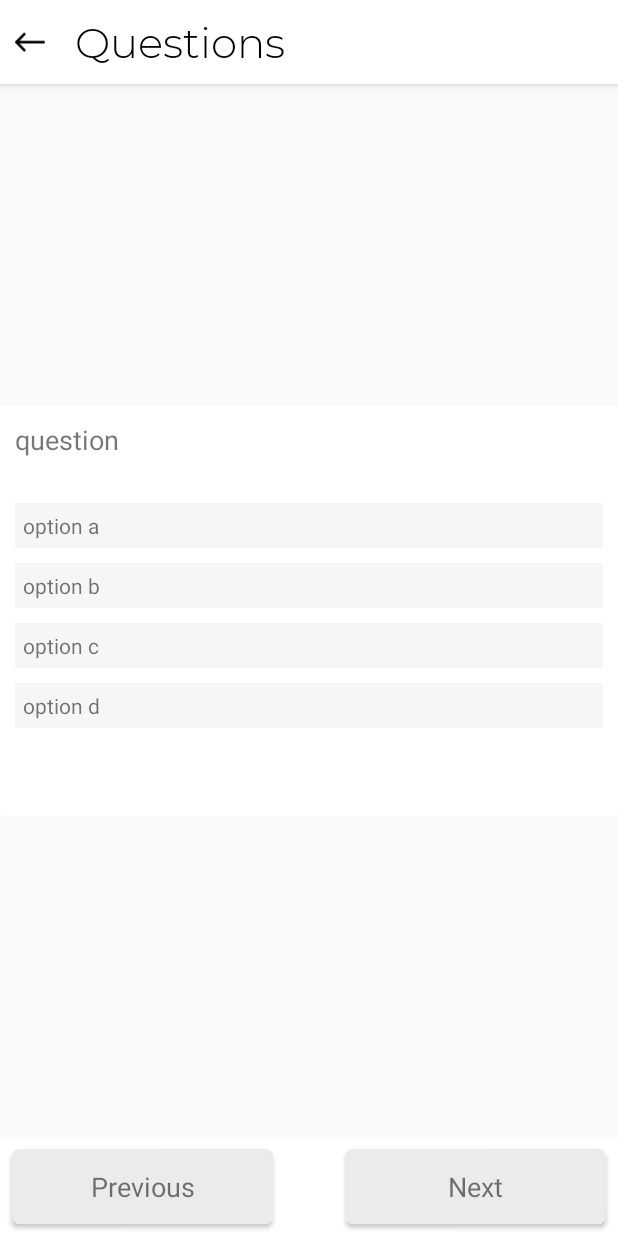
After one commit to dux134/VNV, an Android app: the layout activity_practice_quiz.xml on its own in the app's theme, with its tools: preview values and no code run, on a phone screen of 412 x 824 dp. The commit adds this screen. Run offline under Robolectric (Android 15) with nearby library versions, the light colour scheme and no system bars; network calls fail.

Commit message:
22 April 2019

```diff
--- a/app/src/main/AndroidManifest.xml
+++ b/app/src/main/AndroidManifest.xml
@@ -13,12 +13,12 @@
         android:roundIcon="@mipmap/ic_launcher_round"
         android:supportsRtl="true"
         android:theme="@style/AppTheme">
-        <activity android:name=".activitys.AnswerKey"></activity>
+        <activity android:name=".activitys.PracticeQuiz"></activity>
+        <activity android:name=".activitys.AnswerKey" />
         <activity android:name=".activitys.TestResult" />
         <activity android:name=".activitys.Test" />
         <activity android:name=".activitys.TestDescription" />
         <activity android:name=".activitys.Chapters" />
-        <activity android:name=".activitys.Questions" />
         <activity android:name=".activitys.Content" />
         <activity android:name=".activitys.Dashboard" />
 
--- a/app/src/main/java/in/book/vnv/activitys/Chapters.java
+++ b/app/src/main/java/in/book/vnv/activitys/Chapters.java
@@ -61,8 +61,8 @@ public class Chapters extends AppCompatActivity {
         adapter = new ChaptersAdapter(list, Chapters.this, new ChaptersAdapter.RecyclerItemListener() {
             @Override
             public void onClick(View view, int adapterPosition) {
-                Questions.exerciseNo = adapterPosition+1+"";
-                startActivity(new Intent(Chapters.this,Questions.class));
+                PracticeQuiz.exerciseNo = adapterPosition+1+"";
+                startActivity(new Intent(Chapters.this,PracticeQuiz.class));
             }
         });
         recyclerView.setAdapter(adapter);
--- a/app/src/main/java/in/book/vnv/activitys/Questions.java
+++ b/app/src/main/java/in/book/vnv/activitys/PracticeQuiz.java
@@ -5,10 +5,6 @@ import android.content.Context;
 import android.content.res.AssetManager;
 import android.support.v7.app.AppCompatActivity;
 import android.os.Bundle;
-import android.support.v7.widget.DefaultItemAnimator;
-import android.support.v7.widget.LinearLayoutManager;
-import android.support.v7.widget.RecyclerView;
-import android.util.Log;
 
 import org.json.JSONArray;
 import org.json.JSONException;
@@ -17,17 +13,13 @@ import org.json.JSONObject;
 import java.io.IOException;
 import java.io.InputStream;
 import java.util.ArrayList;
-import java.util.HashMap;
-import java.util.Map;
 
 import in.book.vnv.R;
-import in.book.vnv.adapters.QuestionAdapter;
 import in.book.vnv.entity.QuestionDataModel;
 
-public class Questions extends AppCompatActivity {
+public class PracticeQuiz extends AppCompatActivity {
     private ArrayList<QuestionDataModel> list = new ArrayList<>();
-    private RecyclerView recyclerView;
-    private RecyclerView.Adapter adapter;
+
     private ProgressDialog progressDialog;
     public static String isSolved = "false";
     public static String exerciseNo = "1";
@@ -36,23 +28,7 @@ public class Questions extends AppCompatActivity {
     @Override
     protected void onCreate(Bundle savedInstanceState) {
         super.onCreate(savedInstanceState);
-        setContentView(R.layout.activity_questions);
-
-        progressDialog = new ProgressDialog(Questions.this);
-        progressDialog.setMessage("Loading...");
-        progressDialog.setCancelable(false);
-        progressDialog.show();
-        recyclerView = findViewById(R.id.chaper_recycler);
-        recyclerView.setLayoutManager(new LinearLayoutManager(this, LinearLayoutManager.VERTICAL, false));
-        adapter = new QuestionAdapter(list, Questions.this, new QuestionAdapter.RecyclerItemListener() {
-        });
-        recyclerView.setAdapter(adapter);
-        recyclerView.setItemAnimator(new DefaultItemAnimator());
-        try {
-            loadQuestion();
-        } catch (JSONException | IOException e) {
-            e.printStackTrace();
-        }
+        setContentView(R.layout.activity_practice_quiz);
     }
 
     public String AssetJSONFile (String filename, Context context) throws IOException {
@@ -70,9 +46,8 @@ public class Questions extends AppCompatActivity {
         JSONArray object = new JSONObject(string).getJSONArray(exerciseNo);
         for(int i=0;i< object.length();i++) {
             JSONObject ob = (JSONObject) object.getJSONObject(i);
-            list.add(new QuestionDataModel(ob.getString("question"),ob.getString("a"),ob.getString("b"),ob.getString("c"),ob.getString("d"),ob.getString("ans")));
+            list.add(new QuestionDataModel(ob.getString("question"), ob.getString("a"), ob.getString("b"), ob.getString("c"), ob.getString("d"), ob.getString("ans")));
         }
-        adapter.notifyDataSetChanged();
         progressDialog.dismiss();
     }
 }
--- a/app/src/main/java/in/book/vnv/adapters/QuestionAdapter.java
+++ b/app/src/main/java/in/book/vnv/adapters/QuestionAdapter.java
@@ -57,17 +57,22 @@ public class QuestionAdapter extends RecyclerView.Adapter<QuestionAdapter.Questi
         private TextView optionB;
         private TextView optionC;
         private TextView optionD;
-        private RecyclerItemListener listener;
-        public QuestionViewHolder(View itemView, RecyclerItemListener listener) {
+        private RecyclerItemListener listener1;
+        public QuestionViewHolder(View itemView, final RecyclerItemListener listener) {
             super(itemView);
             question = itemView.findViewById(R.id.question);
             optionA = itemView.findViewById(R.id.optionA);
             optionB = itemView.findViewById(R.id.optionB);
             optionC = itemView.findViewById(R.id.optionC);
             optionD = itemView.findViewById(R.id.optionD);
-            this.listener = listener;
+            this.listener1 = listener;
 
-
+            itemView.setOnClickListener(new View.OnClickListener() {
+                @Override
+                public void onClick(View view) {
+                    listener1.onClick(view,getAdapterPosition());
+                }
+            });
         }
     }
 }
--- /dev/null
+++ b/app/src/main/res/layout/activity_practice_quiz.xml
@@ -0,0 +1,276 @@
+<?xml version="1.0" encoding="utf-8"?>
+<android.support.constraint.ConstraintLayout xmlns:android="http://schemas.android.com/apk/res/android"
+    xmlns:app="http://schemas.android.com/apk/res-auto"
+    xmlns:tools="http://schemas.android.com/tools"
+    android:layout_width="match_parent"
+    android:layout_height="match_parent"
+    xmlns:ads="http://schemas.android.com/apk/res-auto"
+    tools:context=".activitys.PracticeQuiz">
+
+    <android.support.design.widget.AppBarLayout
+        android:id="@+id/appBarLayout"
+        android:layout_width="match_parent"
+        android:layout_height="wrap_content"
+        android:theme="@style/AppTheme.AppBarOverlay"
+        app:layout_constraintEnd_toEndOf="parent"
+        app:layout_constraintStart_toStartOf="parent"
+        app:layout_constraintTop_toTopOf="parent">
+
+        <android.support.v7.widget.Toolbar xmlns:android="http://schemas.android.com/apk/res/android"
+            xmlns:app="http://schemas.android.com/apk/res-auto"
+            android:layout_width="match_parent"
+            android:layout_height="wrap_content"
+            android:background="@color/colorWhite"
+            app:contentInsetEnd="0dp"
+            app:contentInsetLeft="0dp"
+            app:contentInsetRight="0dp"
+            app:contentInsetStart="0dp">
+
+
+            <ImageView
+                android:id="@+id/back_button"
+                android:layout_width="wrap_content"
+                android:layout_height="wrap_content"
+                android:layout_marginLeft="10dp"
+                android:src="@drawable/ic_left_arrow" />
+
+            <customfonts.MyTextView_Montserrat_Light
+                android:id="@+id/title"
+                android:layout_width="wrap_content"
+                android:layout_height="wrap_content"
+                android:layout_marginLeft="20dp"
+                android:text="Questions"
+                android:textColor="@color/colorBlack"
+                android:textSize="28sp" />
+
+        </android.support.v7.widget.Toolbar>
+
+    </android.support.design.widget.AppBarLayout>
+
+    <com.google.android.gms.ads.AdView
+        android:id="@+id/adView2"
+        android:layout_width="0dp"
+        android:layout_height="wrap_content"
+        ads:adSize="BANNER"
+        ads:adUnitId="ca-app-pub-3940256099942544/6300978111"
+        app:layout_constraintEnd_toEndOf="parent"
+        app:layout_constraintStart_toStartOf="parent"
+        app:layout_constraintTop_toBottomOf="@+id/appBarLayout" />
+
+    <android.support.v7.widget.CardView
+        android:layout_width="0dp"
+        android:layout_height="wrap_content"
+        android:layout_marginTop="8dp"
+        android:layout_marginBottom="8dp"
+        ads:cardElevation="0dp"
+        ads:layout_constraintEnd_toEndOf="parent"
+        ads:layout_constraintStart_toStartOf="parent"
+        app:layout_constraintBottom_toTopOf="@+id/constraintLayout"
+        app:layout_constraintTop_toBottomOf="@+id/adView2">
+
+        <LinearLayout
+            android:layout_width="match_parent"
+            android:layout_height="match_parent"
+            android:orientation="vertical">
+
+            <TextView
+                android:id="@+id/practice_test_question"
+                android:layout_width="match_parent"
+                android:layout_height="wrap_content"
+                android:layout_marginLeft="10dp"
+                android:layout_marginTop="10dp"
+                android:layout_marginRight="10dp"
+                android:layout_marginBottom="20dp"
+                android:text="question"
+                android:textAlignment="textStart"
+                android:textSize="18sp" />
+
+            <LinearLayout
+                android:id="@+id/imageView2"
+                android:layout_width="match_parent"
+                android:layout_height="wrap_content"
+                android:layout_marginLeft="10dp"
+                android:layout_marginTop="10dp"
+                android:layout_marginRight="10dp"
+                android:background="@color/activity_bg"
+                android:orientation="vertical"
+                ads:srcCompat="@color/activity_bg">
+
+                <TextView
+                    android:id="@+id/practice_test_optionA"
+                    android:layout_width="match_parent"
+                    android:layout_height="wrap_content"
+                    android:layout_marginLeft="5dp"
+                    android:layout_marginTop="5dp"
+                    android:layout_marginRight="5dp"
+                    android:layout_marginBottom="5dp"
+                    android:text="option a" />
+            </LinearLayout>
+
+            <LinearLayout
+                android:id="@+id/imageView3"
+                android:layout_width="match_parent"
+                android:layout_height="wrap_content"
+                android:layout_marginLeft="10dp"
+                android:layout_marginTop="10dp"
+                android:layout_marginRight="10dp"
+                android:background="@color/activity_bg"
+                android:orientation="vertical"
+                ads:srcCompat="@color/activity_bg">
+
+                <TextView
+                    android:id="@+id/practice_test_optionB"
+                    android:layout_width="match_parent"
+                    android:layout_height="wrap_content"
+                    android:layout_marginLeft="5dp"
+                    android:layout_marginTop="5dp"
+                    android:layout_marginRight="5dp"
+                    android:layout_marginBottom="5dp"
+                    android:text="option b" />
+            </LinearLayout>
+
+            <LinearLayout
+                android:id="@+id/imageView4"
+                android:layout_width="match_parent"
+                android:layout_height="wrap_content"
+                android:layout_marginLeft="10dp"
+                android:layout_marginTop="10dp"
+                android:layout_marginRight="10dp"
+                android:background="@color/activity_bg"
+                android:orientation="vertical"
+                ads:srcCompat="@color/activity_bg">
+
+                <TextView
+                    android:id="@+id/practice_test_optionC"
+                    android:layout_width="match_parent"
+                    android:layout_height="wrap_content"
+                    android:layout_marginLeft="5dp"
+                    android:layout_marginTop="5dp"
+                    android:layout_marginRight="5dp"
+                    android:layout_marginBottom="5dp"
+                    android:text="option c" />
+            </LinearLayout>
+
+            <LinearLayout
+                android:id="@+id/imageView5"
+                android:layout_width="match_parent"
+                android:layout_height="wrap_content"
+                android:layout_marginLeft="10dp"
+                android:layout_marginTop="10dp"
+                android:layout_marginRight="10dp"
+                android:layout_marginBottom="10dp"
+                android:background="@color/activity_bg"
+                android:orientation="vertical"
+                ads:srcCompat="@color/activity_bg">
+
+                <TextView
+                    android:id="@+id/practice_test_optionD"
+                    android:layout_width="match_parent"
+                    android:layout_height="wrap_content"
+                    android:layout_marginLeft="5dp"
+                    android:layout_marginTop="5dp"
+                    android:layout_marginRight="5dp"
+                    android:layout_marginBottom="5dp"
+                    android:text="option d" />
+            </LinearLayout>
+
+            <LinearLayout
+                android:layout_width="match_parent"
+                android:layout_height="match_parent"
+                android:layout_marginLeft="10dp"
+                android:layout_marginRight="10dp"
+                android:layout_marginBottom="10dp"
+                android:orientation="vertical">
+
+                <TextView
+                    android:id="@+id/practice_question_answer"
+                    android:layout_width="match_parent"
+                    android:layout_height="wrap_content" />
+
+                <TextView
+                    android:id="@+id/practice_question_description"
+                    android:layout_width="match_parent"
+                    android:layout_height="wrap_content" />
+            </LinearLayout>
+
+        </LinearLayout>
+    </android.support.v7.widget.CardView>
+
+    <android.support.constraint.ConstraintLayout
+        android:id="@+id/constraintLayout"
+        android:layout_width="match_parent"
+        android:layout_height="wrap_content"
+        android:background="@color/cardview_light_background"
+        ads:layout_constraintBottom_toBottomOf="parent"
+        ads:layout_constraintEnd_toEndOf="parent"
+        ads:layout_constraintStart_toStartOf="parent">
+
+
+        <android.support.v7.widget.CardView
+            android:id="@+id/previous"
+            android:layout_width="0dp"
+            android:layout_height="50dp"
+            android:layout_marginStart="8dp"
+            android:layout_marginTop="8dp"
+            android:layout_marginEnd="24dp"
+            android:layout_marginBottom="8dp"
+            ads:cardBackgroundColor="@color/View_line"
+            ads:cardCornerRadius="5dp"
+            ads:layout_constraintEnd_toStartOf="@+id/next"
+            ads:layout_constraintStart_toStartOf="parent"
+            app:layout_constraintBottom_toBottomOf="parent"
+            app:layout_constraintHorizontal_chainStyle="spread_inside"
+            app:layout_constraintTop_toTopOf="parent">
+
+            <android.support.constraint.ConstraintLayout
+                android:layout_width="match_parent"
+                android:layout_height="match_parent">
+
+                <TextView
+                    android:id="@+id/textView3"
+                    android:layout_width="wrap_content"
+                    android:layout_height="wrap_content"
+                    android:text="Previous"
+                    android:textSize="18sp"
+                    ads:layout_constraintBottom_toBottomOf="parent"
+                    ads:layout_constraintEnd_toEndOf="parent"
+                    ads:layout_constraintStart_toStartOf="parent"
+                    ads:layout_constraintTop_toTopOf="parent" />
+            </android.support.constraint.ConstraintLayout>
+        </android.support.v7.widget.CardView>
+
+        <android.support.v7.widget.CardView
+            android:id="@+id/next"
+            android:layout_width="0dp"
+            android:layout_height="50dp"
+            android:layout_marginStart="24dp"
+            android:layout_marginTop="8dp"
+            android:layout_marginEnd="8dp"
+            android:layout_marginBottom="8dp"
+            ads:cardBackgroundColor="@color/View_line"
+            ads:cardCornerRadius="5dp"
+            ads:layout_constraintEnd_toEndOf="parent"
+            ads:layout_constraintStart_toEndOf="@+id/previous"
+            app:layout_constraintBottom_toBottomOf="parent"
+            app:layout_constraintTop_toTopOf="parent">
+
+            <android.support.constraint.ConstraintLayout
+                android:layout_width="match_parent"
+                android:layout_height="match_parent">
+
+                <TextView
+                    android:id="@+id/textView4"
+                    android:layout_width="wrap_content"
+                    android:layout_height="wrap_content"
+                    android:text="Next"
+                    android:textSize="18sp"
+                    ads:layout_constraintBottom_toBottomOf="parent"
+                    ads:layout_constraintEnd_toEndOf="parent"
+                    ads:layout_constraintStart_toStartOf="parent"
+                    ads:layout_constraintTop_toTopOf="parent" />
+            </android.support.constraint.ConstraintLayout>
+        </android.support.v7.widget.CardView>
+
+    </android.support.constraint.ConstraintLayout>
+
+</android.support.constraint.ConstraintLayout>
--- a/app/src/main/res/layout/activity_questions.xml
+++ /dev/null
@@ -1,58 +0,0 @@
-<?xml version="1.0" encoding="utf-8"?>
-<android.support.constraint.ConstraintLayout xmlns:android="http://schemas.android.com/apk/res/android"
-    xmlns:app="http://schemas.android.com/apk/res-auto"
-    xmlns:tools="http://schemas.android.com/tools"
-    android:layout_width="match_parent"
-    android:layout_height="match_parent"
-    android:background="@color/View_line"
-    tools:context=".activitys.Questions">
-
-    <android.support.design.widget.AppBarLayout
-        android:id="@+id/appBarLayout2"
-        android:layout_width="match_parent"
-        android:layout_height="wrap_content"
-        app:layout_constraintEnd_toEndOf="parent"
-        app:layout_constraintStart_toStartOf="parent"
-        app:layout_constraintTop_toTopOf="parent">
-
-        <android.support.v7.widget.Toolbar
-            android:layout_width="match_parent"
-            android:layout_height="wrap_content"
-            android:background="@color/colorWhite"
-            app:layout_constraintEnd_toEndOf="parent"
-            app:layout_constraintStart_toStartOf="parent"
-            app:layout_constraintTop_toTopOf="parent">
-
-
-            <ImageView
-                android:id="@+id/back_button"
-                android:layout_width="wrap_content"
-                android:layout_height="wrap_content"
-                android:layout_marginLeft="10dp"
-                android:src="@drawable/ic_left_arrow" />
-
-            <customfonts.MyTextView_Montserrat_Light
-                android:id="@+id/title"
-                android:layout_width="wrap_content"
-                android:layout_height="wrap_content"
-                android:layout_marginLeft="20dp"
-                android:text="Question"
-                android:textColor="@color/colorBlack"
-                android:textSize="28sp"
-                tools:layout_editor_absoluteX="41dp"
-                tools:layout_editor_absoluteY="9dp" />
-
-        </android.support.v7.widget.Toolbar>
-
-
-    </android.support.design.widget.AppBarLayout>
-
-    <android.support.v7.widget.RecyclerView
-        android:id="@+id/chaper_recycler"
-        android:layout_width="match_parent"
-        android:layout_height="0dp"
-        app:layout_constraintBottom_toBottomOf="parent"
-        app:layout_constraintEnd_toEndOf="parent"
-        app:layout_constraintStart_toStartOf="parent"
-        app:layout_constraintTop_toBottomOf="@+id/appBarLayout2" />
-</android.support.constraint.ConstraintLayout>
```
